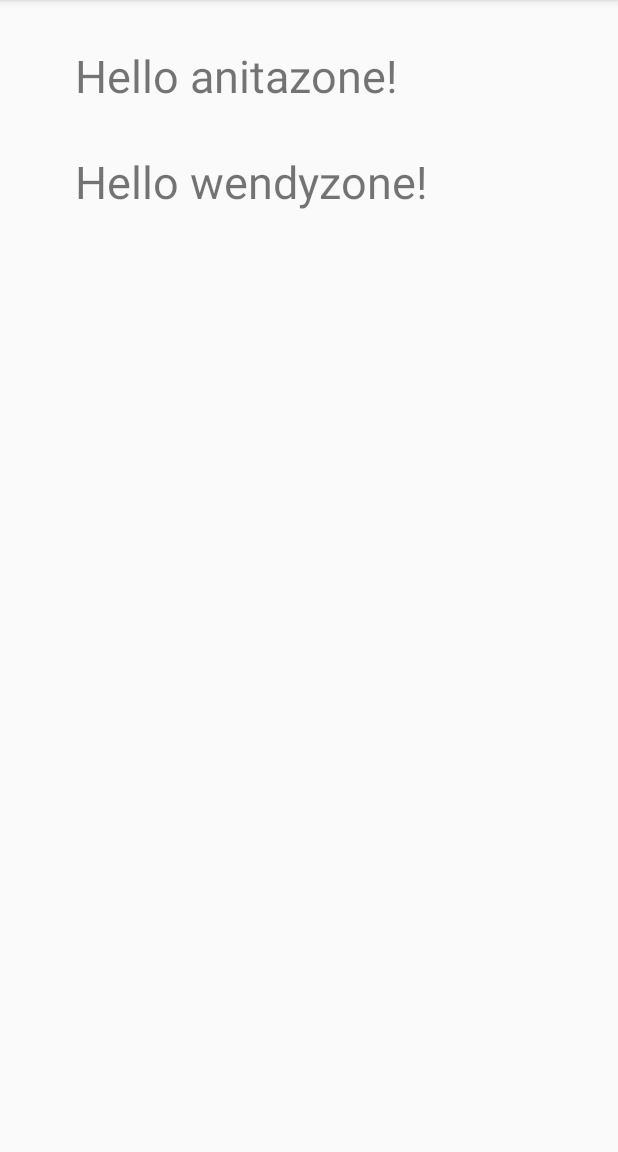
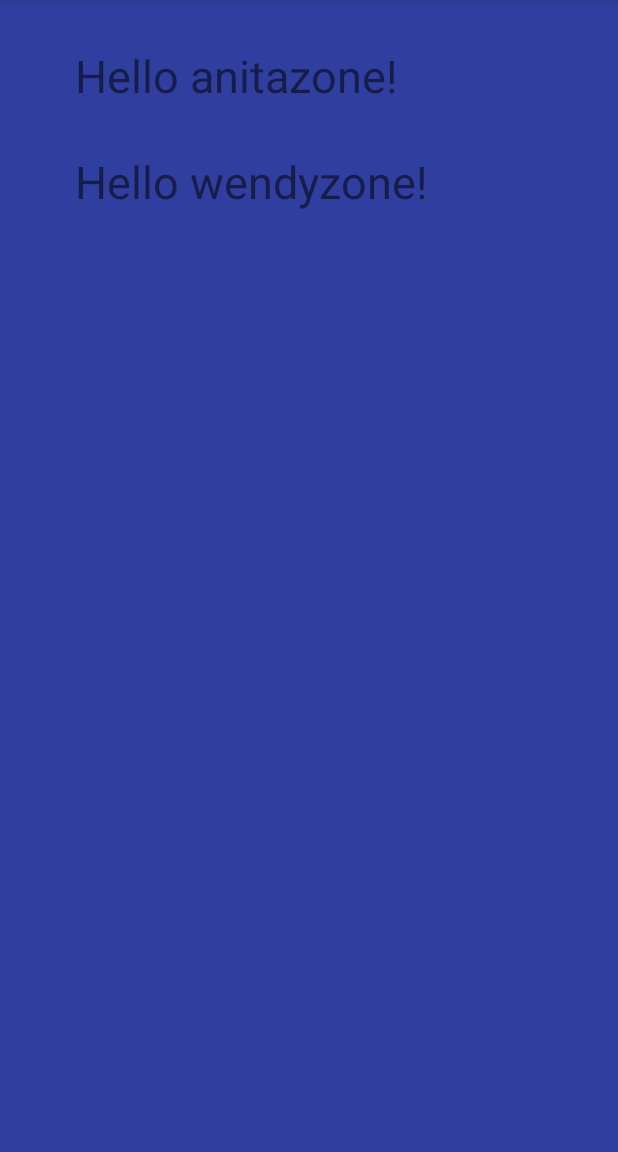
Before and after one commit to wendy999/ColoritoApp, an Android app: the screen it shows after launch (SplachActivity), on a phone screen of 412 x 824 dp, the part 84-1236 px from its top. Run offline under Robolectric (Android 15) with nearby library versions, the phone set to English and light mode, and no system bars.

Commit message:
blue background

```diff
--- a/app/src/main/res/layout/activity_splach.xml
+++ b/app/src/main/res/layout/activity_splach.xml
@@ -5,7 +5,8 @@
     android:layout_width="match_parent"
     android:layout_height="match_parent"
     tools:context="com.platzi.coloritoapp.SplachActivity"
-    android:orientation="vertical">
+    android:orientation="vertical"
+    android:background="@color/colorPrimaryDark">
 
     <TextView
     android:layout_width="wrap_content"
@@ -27,4 +28,5 @@
 
 
 
+
 </LinearLayout>
```
